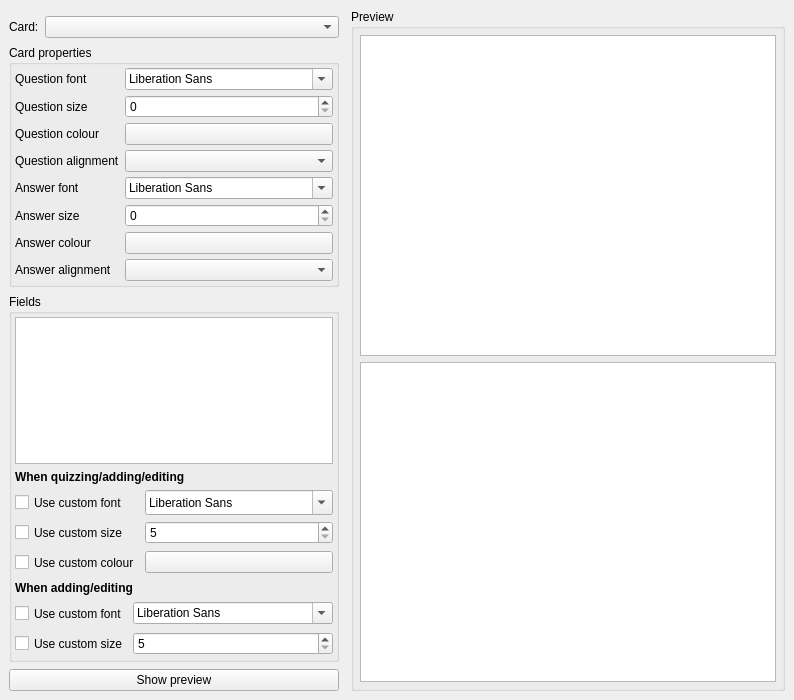
First picture: the form in designer/displayproperties.ui, repository ludiosarchive/anki, before the edit.
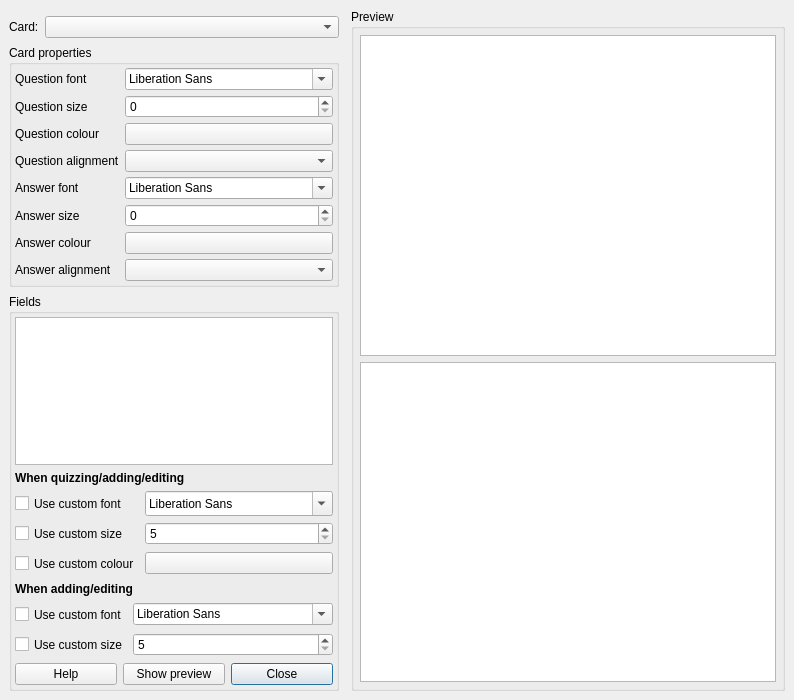
Second picture: the form after the edit. Icons and pictures are not drawn.

```diff
--- a/designer/displayproperties.ui
+++ b/designer/displayproperties.ui
@@ -10,9 +10,7 @@
    </rect>
   </property>
   <property name="sizePolicy" >
-   <sizepolicy>
-    <hsizetype>5</hsizetype>
-    <vsizetype>3</vsizetype>
+   <sizepolicy vsizetype="MinimumExpanding" hsizetype="Preferred" >
     <horstretch>0</horstretch>
     <verstretch>0</verstretch>
    </sizepolicy>
@@ -47,9 +45,7 @@
      <item row="0" column="0" >
       <widget class="QFrame" name="frame" >
        <property name="sizePolicy" >
-        <sizepolicy>
-         <hsizetype>0</hsizetype>
-         <vsizetype>5</vsizetype>
+        <sizepolicy vsizetype="Preferred" hsizetype="Fixed" >
          <horstretch>0</horstretch>
          <verstretch>0</verstretch>
         </sizepolicy>
@@ -279,9 +275,7 @@
              <item>
               <widget class="QListWidget" name="fieldList" >
                <property name="sizePolicy" >
-                <sizepolicy>
-                 <hsizetype>5</hsizetype>
-                 <vsizetype>3</vsizetype>
+                <sizepolicy vsizetype="MinimumExpanding" hsizetype="Preferred" >
                  <horstretch>0</horstretch>
                  <verstretch>0</verstretch>
                 </sizepolicy>
@@ -312,9 +306,7 @@
                <item row="1" column="0" >
                 <widget class="QCheckBox" name="useSize" >
                  <property name="sizePolicy" >
-                  <sizepolicy>
-                   <hsizetype>1</hsizetype>
-                   <vsizetype>1</vsizetype>
+                  <sizepolicy vsizetype="Minimum" hsizetype="Minimum" >
                    <horstretch>0</horstretch>
                    <verstretch>0</verstretch>
                   </sizepolicy>
@@ -343,9 +335,7 @@
                <item row="0" column="0" >
                 <widget class="QCheckBox" name="useFamily" >
                  <property name="sizePolicy" >
-                  <sizepolicy>
-                   <hsizetype>1</hsizetype>
-                   <vsizetype>1</vsizetype>
+                  <sizepolicy vsizetype="Minimum" hsizetype="Minimum" >
                    <horstretch>0</horstretch>
                    <verstretch>0</verstretch>
                   </sizepolicy>
@@ -374,9 +364,7 @@
                <item row="2" column="0" >
                 <widget class="QCheckBox" name="useColour" >
                  <property name="sizePolicy" >
-                  <sizepolicy>
-                   <hsizetype>1</hsizetype>
-                   <vsizetype>1</vsizetype>
+                  <sizepolicy vsizetype="Minimum" hsizetype="Minimum" >
                    <horstretch>0</horstretch>
                    <verstretch>0</verstretch>
                   </sizepolicy>
@@ -435,9 +423,7 @@
                <item row="1" column="0" >
                 <widget class="QCheckBox" name="useSizeEdit" >
                  <property name="sizePolicy" >
-                  <sizepolicy>
-                   <hsizetype>1</hsizetype>
-                   <vsizetype>0</vsizetype>
+                  <sizepolicy vsizetype="Fixed" hsizetype="Minimum" >
                    <horstretch>0</horstretch>
                    <verstretch>0</verstretch>
                   </sizepolicy>
@@ -456,9 +442,7 @@
                <item row="0" column="1" >
                 <widget class="QFontComboBox" name="fontFamilyEdit" >
                  <property name="sizePolicy" >
-                  <sizepolicy>
-                   <hsizetype>1</hsizetype>
-                   <vsizetype>0</vsizetype>
+                  <sizepolicy vsizetype="Fixed" hsizetype="Minimum" >
                    <horstretch>0</horstretch>
                    <verstretch>0</verstretch>
                   </sizepolicy>
@@ -468,9 +452,7 @@
                <item row="0" column="0" >
                 <widget class="QCheckBox" name="useFamilyEdit" >
                  <property name="sizePolicy" >
-                  <sizepolicy>
-                   <hsizetype>1</hsizetype>
-                   <vsizetype>0</vsizetype>
+                  <sizepolicy vsizetype="Fixed" hsizetype="Minimum" >
                    <horstretch>0</horstretch>
                    <verstretch>0</verstretch>
                   </sizepolicy>
@@ -488,22 +470,43 @@
                </item>
               </layout>
              </item>
+             <item>
+              <layout class="QHBoxLayout" name="horizontalLayout" >
+               <item>
+                <widget class="QPushButton" name="helpButton" >
+                 <property name="text" >
+                  <string>Help</string>
+                 </property>
+                 <property name="autoDefault" >
+                  <bool>false</bool>
+                 </property>
+                </widget>
+               </item>
+               <item>
+                <widget class="QPushButton" name="preview" >
+                 <property name="text" >
+                  <string>Show preview</string>
+                 </property>
+                 <property name="checkable" >
+                  <bool>true</bool>
+                 </property>
+                 <property name="autoDefault" >
+                  <bool>false</bool>
+                 </property>
+                </widget>
+               </item>
+               <item>
+                <widget class="QPushButton" name="closeButton" >
+                 <property name="text" >
+                  <string>Close</string>
+                 </property>
+                </widget>
+               </item>
+              </layout>
+             </item>
             </layout>
            </widget>
           </item>
-          <item>
-           <widget class="QPushButton" name="preview" >
-            <property name="text" >
-             <string>Show preview</string>
-            </property>
-            <property name="checkable" >
-             <bool>true</bool>
-            </property>
-            <property name="autoDefault" >
-             <bool>false</bool>
-            </property>
-           </widget>
-          </item>
          </layout>
         </item>
        </layout>
```
Left out of the diff: 130 changed lines with no effect on the pictures.
